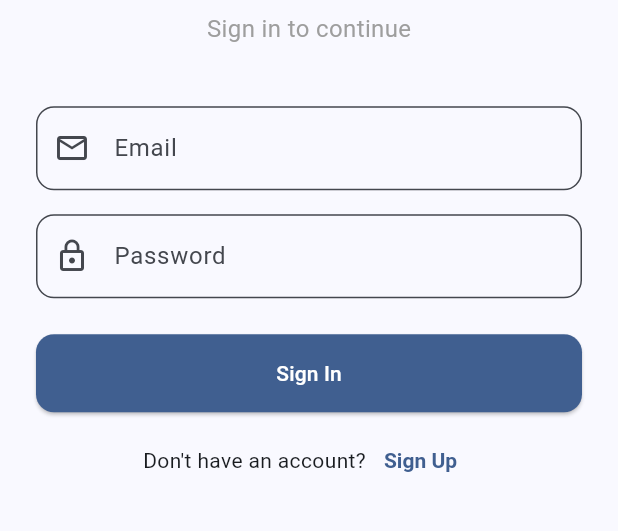
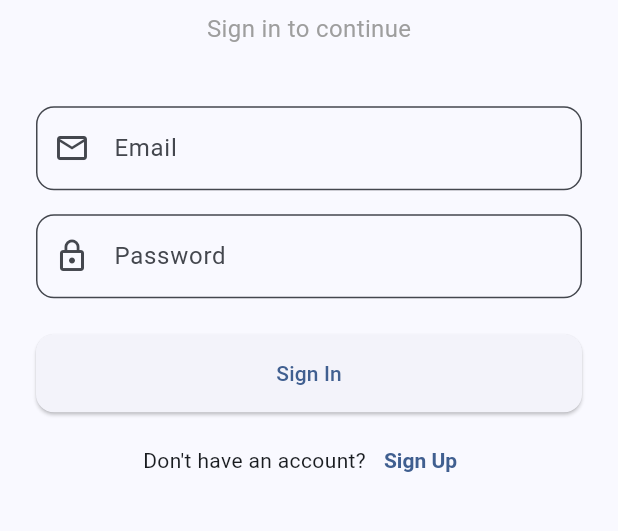
Before and after one commit to SajadMirzaei/sport-toolkit, a Flutter app: the screen it shows after launch, on a phone screen of 412 x 824 dp, the part 400-931 px from its top. Run offline on Flutter 3.47's test engine with Material 3 defaults, Android fonts, the phone set to English and light mode, and no system bars; our stand-ins replace cloud_firestore, firebase_auth, firebase_core; accounts and stored records are empty; generated files the repository leaves out were written again.

Commit message:
Changed all the button styles to follow no color and use default colors

```diff
--- a/lib/main.dart
+++ b/lib/main.dart
@@ -73,8 +73,6 @@ class _MyAppState extends State<MyApp> {
                       borderRadius: BorderRadius.circular(12),
                     ),
                     padding: const EdgeInsets.symmetric(vertical: 16, horizontal: 24),
-                    backgroundColor: colorScheme.primary,
-                    foregroundColor: colorScheme.onPrimary,
                   ),
                 ),
                  dialogTheme: DialogThemeData(
--- a/lib/views/login_page.dart
+++ b/lib/views/login_page.dart
@@ -104,12 +104,6 @@ class _LoginPageState extends State<LoginPage> {
             width: double.infinity,
             child: ElevatedButton(
               onPressed: _handleEmailPasswordLogin,
-              style: ElevatedButton.styleFrom(
-                padding: const EdgeInsets.symmetric(vertical: 16),
-                shape: RoundedRectangleBorder(
-                  borderRadius: BorderRadius.circular(12),
-                ),
-              ),
               child: const Text('Sign In'),
             ),
           ),
```
